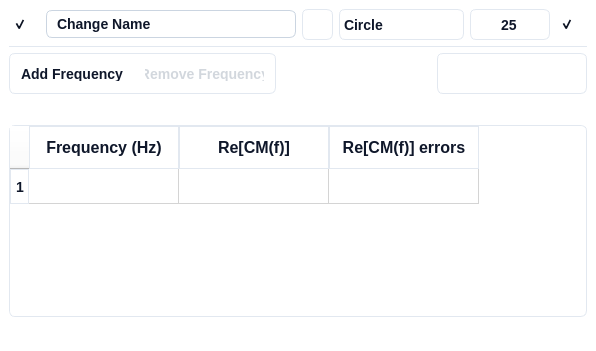
The window that ui/widgets/scatter_widget.ui (IoanTivig/OpenDEP_View) describes before a commit, drawn with Qt 5.
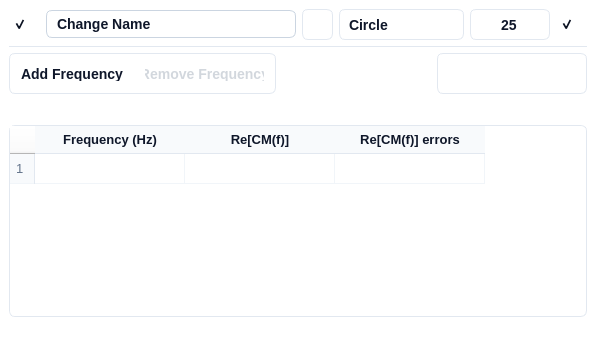
The same window after the commit. Icons and pictures are not drawn.

Commit message:
OpenDEP View 2.0.0
Release of OpenDEP View 2.0.0 (development commit 1a08a2ed).

Diff of the .ui file:
```diff
--- a/ui/widgets/scatter_widget.ui
+++ b/ui/widgets/scatter_widget.ui
@@ -283,6 +283,7 @@
 	background: #FFFFFF;
 	border: 1px solid #E2E8F0; /* slate/200 */
 	border-radius: 6px;
+	padding-left: 9px;
 	color: #0F172A;  /* Text color */
     font-family: 'Segoe UI', sans-serif;  /* Font family */
     font-style: normal;  /* Font style */
@@ -1143,59 +1144,49 @@
                <cursorShape>SizeVerCursor</cursorShape>
               </property>
               <property name="styleSheet">
-               <string notr="true">QTableWidget {
- 	background: #FFFFFF;  /* Default background */
-    border: 1px solid #E2E8F0;;  /* Default border */
-    border-radius: 6px;  /* Rounded corners */
-    color: #0F172A;  /* Text color */
-    text-align: left;
-	font-family: 'Segoe UI', sans-serif;  /* Font family */
-    font-style: normal;  /* Font style */
-    font-weight: 500;  /* Font weight */
-    font-size: 14px;  /* Font size */
-    line-height: 24px;  /* Line height */
- /* Adding icon to the beginning */
+               <string notr="true">/* Same look as the Replicates table of Group plots */
+QTableWidget {
+	background: #FFFFFF;
+	border: 1px solid #E2E8F0; /* slate/200 */
+	border-radius: 6px;
+	color: #0F172A;
+	font-family: 'Segoe UI', sans-serif;
+	font-size: 13px;
+	gridline-color: #F1F5F9;  /* slate/100 */
+	selection-background-color: #DEE8F2;
+	selection-color: #0F172A;
 }
 
 QHeaderView::section {
-	background: #FFFFFF;  /* Default background */
-    border: 1px solid #E2E8F0;  /* Default border */
-    color: #0F172A;  /* Text color */
-	text-align: left;
-	font-family: 'Segoe UI', sans-serif;  /* Font family */
-    font-style: normal;  /* Font style */
-    font-weight: 500;  /* Font weight */
-    font-size: 16px;  /* Font size */
-	padding-top: 9px;
-	padding-bottom: 9px;
+	background: #F8FAFC;  /* slate/50 */
+	border: none;
+	border-bottom: 1px solid #E2E8F0;
+	color: #0F172A;
+	font-family: 'Segoe UI', sans-serif;
+	font-weight: 600;
+	font-size: 13px;
+	padding: 4px;
 }
 
-QHeaderView::section:horizontal {
-    border: 1px solid #E2E8F0;
-}
-
+/* Row numbers: quiet, as a margin of the table */
 QHeaderView::section:vertical {
-    border: 1px solid #E2E8F0;
-	font-family: 'Segoe UI', sans-serif;  /* Font family */
-    font-style: normal;  /* Font style */
-    font-weight: 500;  /* Font weight */
-    font-size: 14px;  /* Font size */
-    line-height: 24px;  /* Line height */
-	padding-left: 5px;
+	border: none;
+	border-right: 1px solid #E2E8F0;
+	border-bottom: 1px solid #F1F5F9;
+	color: #64748B;  /* slate/500 */
+	font-weight: 400;
+	padding: 0px 6px;
 }
 
 QTableWidget::item {
-    border: None; /* Border color for each cell */
-	padding: 5px;
+	border: none;
+	padding: 4px;
 }
 
 QTableWidget::item:selected {
-    background-color: #F1F5F9;  /* slate/100 */ /* Background color for selected items */
+	background-color: #DEE8F2;
 	color: #0F172A;
 }
-
-QTableWidget::item:focus {
-}
 </string>
               </property>
               <property name="frameShape">
@@ -1262,7 +1253,7 @@
                <bool>false</bool>
               </attribute>
               <attribute name="verticalHeaderDefaultSectionSize">
-               <number>35</number>
+               <number>30</number>
               </attribute>
               <attribute name="verticalHeaderHighlightSections">
                <bool>true</bool>
```
Left out of the diff: 40 changed lines with no effect on the pictures. The commit also changes 83 other files.
